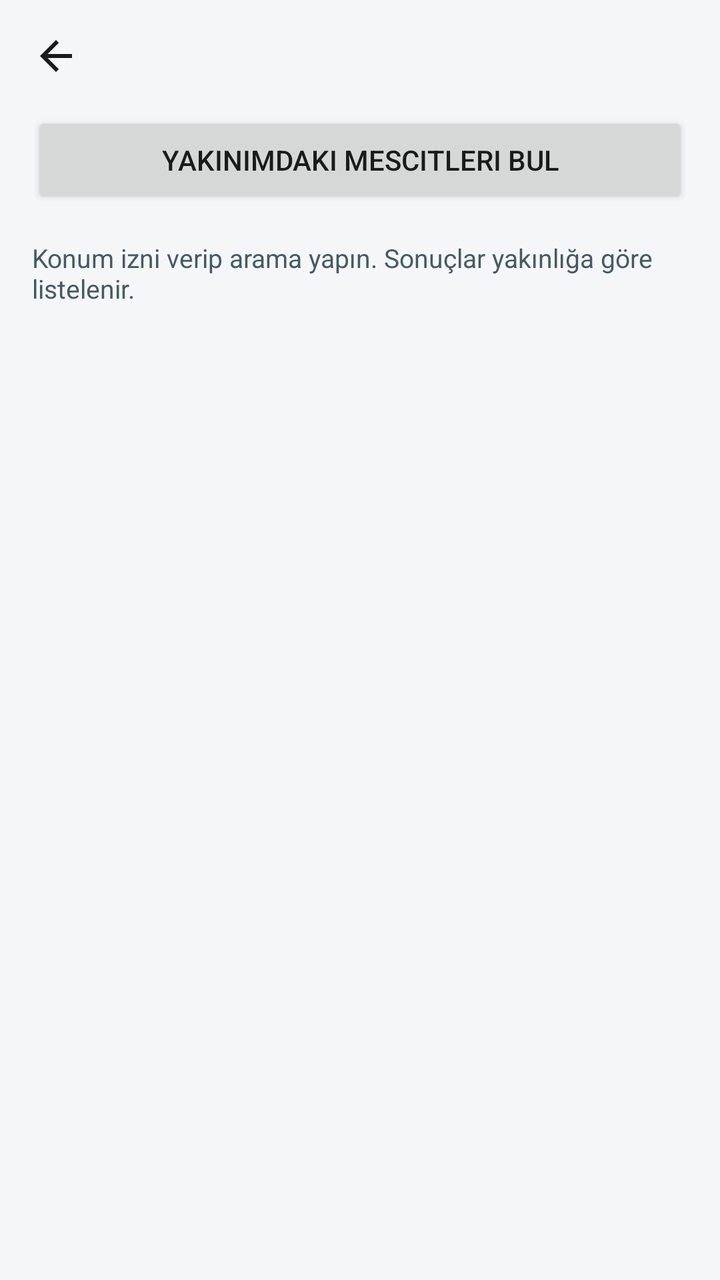
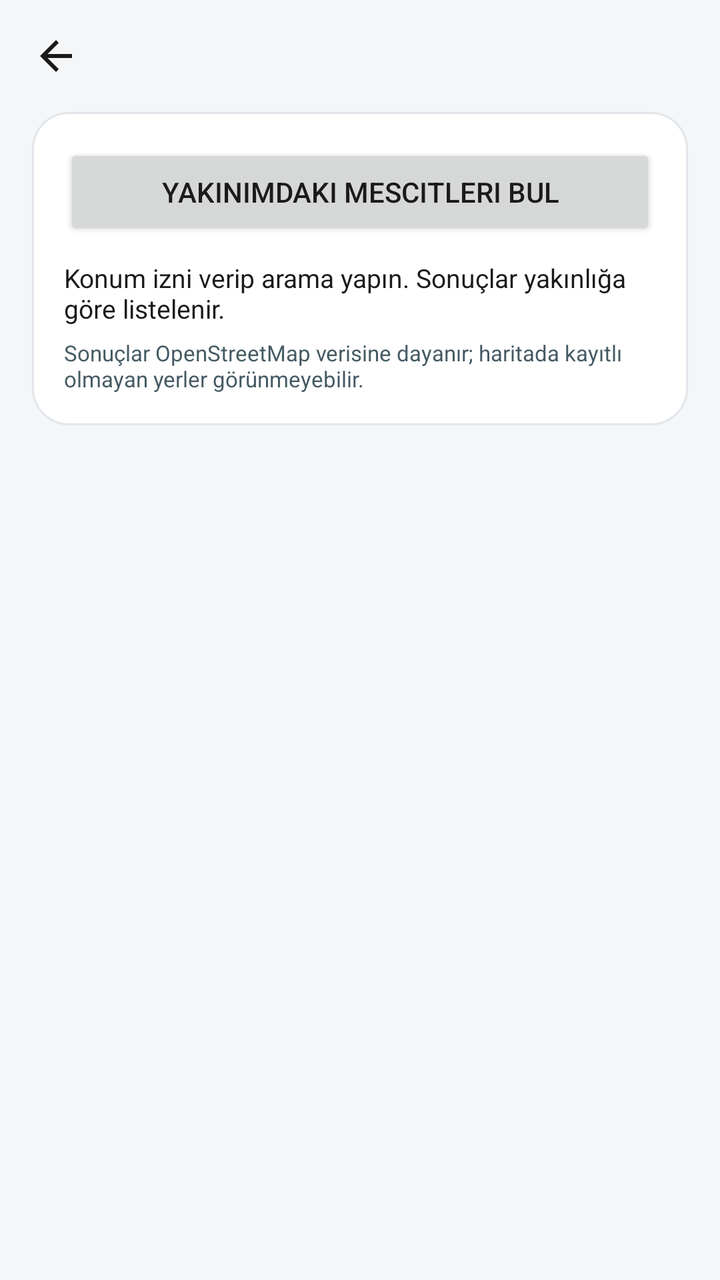

Compare the two renders of this Android layout. The source of the first and the diff that turns it into the second are given below.
<!-- AndroidManifest.xml: application theme Theme.Qibla -->
<!-- res/layout/activity_mescit.xml -->
<?xml version="1.0" encoding="utf-8"?>
<LinearLayout xmlns:android="http://schemas.android.com/apk/res/android"
    xmlns:app="http://schemas.android.com/apk/res-auto"
    android:layout_width="match_parent"
    android:layout_height="match_parent"
    android:background="@color/bg"
    android:orientation="vertical">

    <androidx.appcompat.widget.Toolbar
        android:id="@+id/mescitToolbar"
        android:layout_width="match_parent"
        android:layout_height="?attr/actionBarSize"
        android:background="@color/bg"
        app:navigationIcon="?attr/homeAsUpIndicator"
        app:theme="@style/Theme.Qibla.Toolbar"
        app:titleTextColor="@color/text_primary" />

    <Button
        android:id="@+id/btnFind"
        android:layout_width="match_parent"
        android:layout_height="wrap_content"
        android:layout_marginStart="16dp"
        android:layout_marginEnd="16dp"
        android:text="@string/mescit_find" />

    <TextView
        android:id="@+id/mescitStatus"
        android:layout_width="match_parent"
        android:layout_height="wrap_content"
        android:padding="16dp"
        android:text="@string/mescit_hint"
        android:textColor="@color/text_dim"
        android:textSize="13sp" />

    <androidx.recyclerview.widget.RecyclerView
        android:id="@+id/mescitList"
        android:layout_width="match_parent"
        android:layout_height="0dp"
        android:layout_weight="1"
        android:clipToPadding="false"
        android:paddingStart="12dp"
        android:paddingEnd="12dp"
        android:paddingBottom="16dp" />
</LinearLayout>
<!-- resources referenced by this layout -->
<resources>
  <color name="bg">#F5F6F8</color>
  <color name="text_dim">#455A64</color>
  <color name="text_primary">#1A1A1A</color>
  <string name="mescit_find">Yakınımdaki mescitleri bul</string>
  <string name="mescit_hint">Konum izni verip arama yapın. Sonuçlar yakınlığa göre listelenir.</string>
  <style name="Theme.Qibla.Toolbar" parent="ThemeOverlay.AppCompat.ActionBar">
          <item name="colorControlNormal">@color/text_primary</item>
          <item name="android:textColorPrimary">@color/text_primary</item>
      </style>
  <style name="Theme.Qibla" parent="Theme.AppCompat.DayNight.NoActionBar">
          <item name="colorAccent">@color/accent</item>
          <item name="android:windowBackground">@color/bg</item>
          <item name="android:statusBarColor">@color/bg</item>
          <item name="android:navigationBarColor">@color/bg</item>
          <item name="android:textColorPrimary">@color/text_primary</item>
          <item name="android:windowLightStatusBar">true</item>
      </style>
  <color name="accent">#00897B</color>
</resources>

<!-- the commit's change to res/layout/activity_mescit.xml (unified diff, before → after) -->
@@ -15,22 +15,38 @@
         app:theme="@style/Theme.Qibla.Toolbar"
         app:titleTextColor="@color/text_primary" />
 
-    <Button
-        android:id="@+id/btnFind"
+    <LinearLayout
         android:layout_width="match_parent"
         android:layout_height="wrap_content"
         android:layout_marginStart="16dp"
         android:layout_marginEnd="16dp"
-        android:text="@string/mescit_find" />
+        android:background="@drawable/panel_bg"
+        android:orientation="vertical"
+        android:padding="16dp">
 
-    <TextView
-        android:id="@+id/mescitStatus"
-        android:layout_width="match_parent"
-        android:layout_height="wrap_content"
-        android:padding="16dp"
-        android:text="@string/mescit_hint"
-        android:textColor="@color/text_dim"
-        android:textSize="13sp" />
+        <Button
+            android:id="@+id/btnFind"
+            android:layout_width="match_parent"
+            android:layout_height="wrap_content"
+            android:text="@string/mescit_find" />
+
+        <TextView
+            android:id="@+id/mescitStatus"
+            android:layout_width="match_parent"
+            android:layout_height="wrap_content"
+            android:paddingTop="10dp"
+            android:text="@string/mescit_hint"
+            android:textColor="@color/text_primary"
+            android:textSize="13sp" />
+
+        <TextView
+            android:layout_width="match_parent"
+            android:layout_height="wrap_content"
+            android:paddingTop="6dp"
+            android:text="@string/mescit_osm_note"
+            android:textColor="@color/text_dim"
+            android:textSize="11sp" />
+    </LinearLayout>
 
     <androidx.recyclerview.widget.RecyclerView
         android:id="@+id/mescitList"
@@ -39,6 +55,7 @@
         android:layout_weight="1"
         android:clipToPadding="false"
         android:paddingStart="12dp"
+        android:paddingTop="8dp"
         android:paddingEnd="12dp"
         android:paddingBottom="16dp" />
 </LinearLayout>
<!-- resource entries referenced after the edit -->
@@ -3,8 +3,19 @@
   <color name="bg">#F5F6F8</color>
   <color name="text_dim">#455A64</color>
   <color name="text_primary">#1A1A1A</color>
+  <!-- drawable panel_bg (drawable) -->
+  <?xml version="1.0" encoding="utf-8"?>
+  <shape xmlns:android="http://schemas.android.com/apk/res/android"
+      android:shape="rectangle">
+      <solid android:color="@color/panel" />
+      <corners android:radius="18dp" />
+      <stroke
+          android:width="1dp"
+          android:color="@color/panel_stroke" />
+  </shape>
   <string name="mescit_find">Yakınımdaki mescitleri bul</string>
   <string name="mescit_hint">Konum izni verip arama yapın. Sonuçlar yakınlığa göre listelenir.</string>
+  <string name="mescit_osm_note">Sonuçlar OpenStreetMap verisine dayanır; haritada kayıtlı olmayan yerler görünmeyebilir.</string>
   <style name="Theme.Qibla.Toolbar" parent="ThemeOverlay.AppCompat.ActionBar">
           <item name="colorControlNormal">@color/text_primary</item>
           <item name="android:textColorPrimary">@color/text_primary</item>
@@ -17,6 +28,8 @@
           <item name="android:textColorPrimary">@color/text_primary</item>
           <item name="android:windowLightStatusBar">true</item>
       </style>
+  <color name="panel">#FFFFFF</color>
+  <color name="panel_stroke">#E2E6EA</color>
   <color name="accent">#00897B</color>
 </resources>
 
